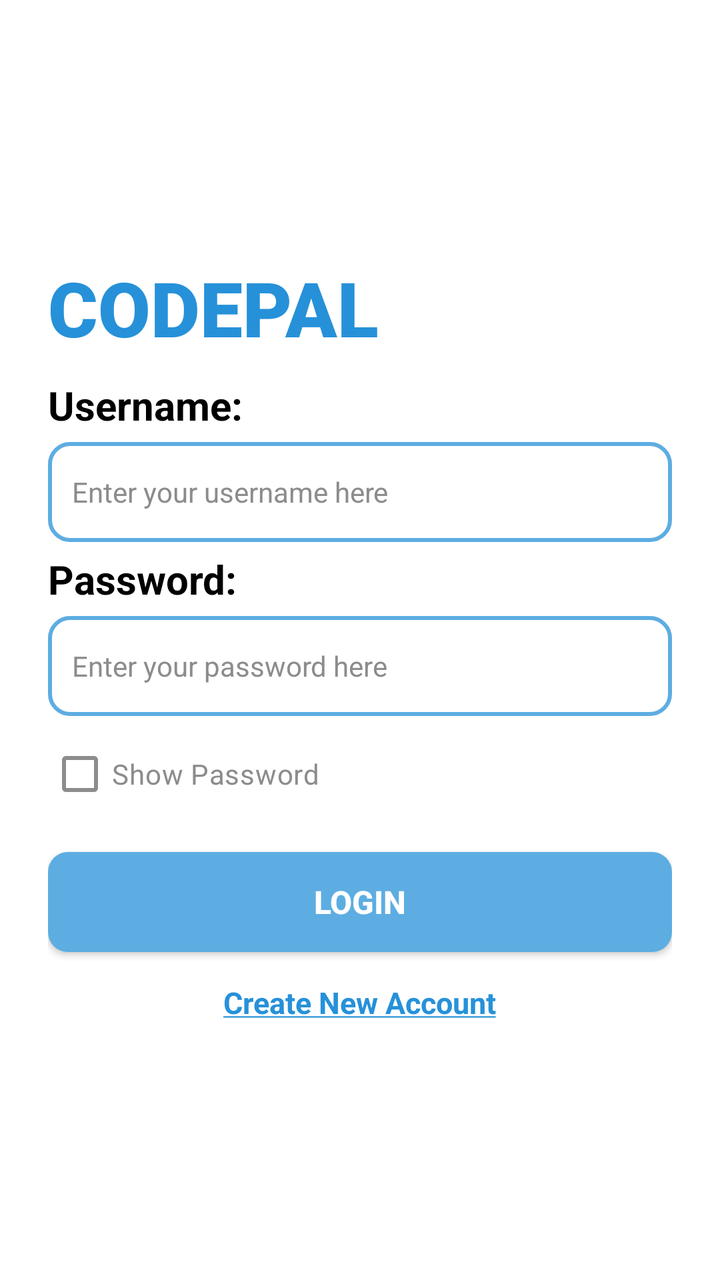
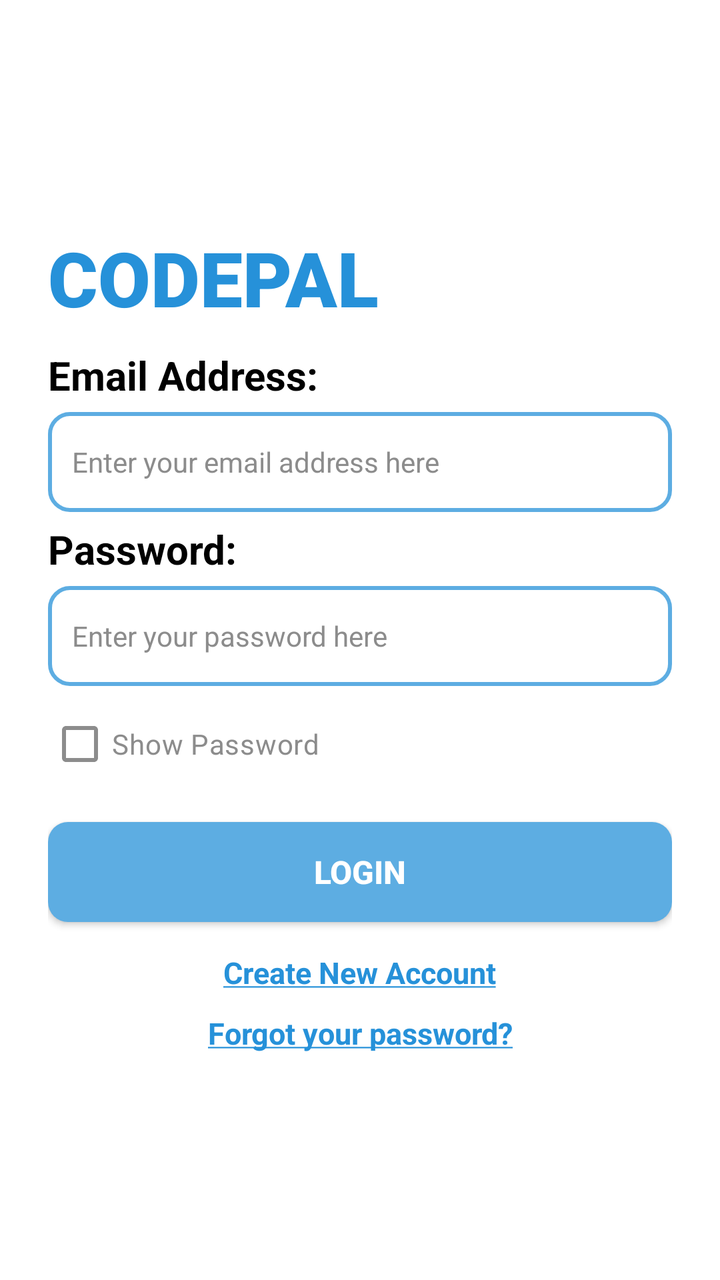

An Android layout rendered at two revisions. The XML below is the earlier revision; the diff shows what the commit changed to produce the second picture.
<!-- AndroidManifest.xml: application theme Theme.CodePalV2 -->
<!-- res/layout/activity_login.xml -->
<?xml version="1.0" encoding="utf-8"?>
<LinearLayout xmlns:android="http://schemas.android.com/apk/res/android"
    xmlns:app="http://schemas.android.com/apk/res-auto"
    xmlns:tools="http://schemas.android.com/tools"
    android:id="@+id/main"
    android:layout_width="match_parent"
    android:layout_height="match_parent"
    android:background="@color/white"
    android:orientation="vertical"
    android:gravity="center"
    tools:context=".LoginActivity">

    <LinearLayout
        android:layout_width="match_parent"
        android:layout_height="wrap_content"
        android:orientation="vertical"
        android:padding="24dp"
        >

        <TextView
            android:layout_width="wrap_content"
            android:layout_height="wrap_content"
            android:text="@string/app_name"
            android:textSize="38sp"
            android:textStyle="bold"
            android:textAllCaps="true"
            android:textColor="@color/secondaryColor"
            android:fontFamily="sans-serif-black"
            android:layout_marginBottom="10dp"
            />

        <TextView
            android:layout_width="wrap_content"
            android:layout_height="wrap_content"
            android:text="@string/username"
            android:textSize="20sp"
            android:textStyle="bold"
            android:textColor="@color/black"
            android:layout_marginBottom="5dp"
            />

        <EditText
            android:id="@+id/username"
            android:layout_width="match_parent"
            android:layout_height="50dp"
            android:hint="@string/username_hint"
            android:textSize="14sp"
            android:textColor="@color/black"
            android:textColorHint="@color/gray"
            android:background="@drawable/codepal_input"
            android:padding="12dp"
            />

        <TextView
            android:layout_width="wrap_content"
            android:layout_height="wrap_content"
            android:text="@string/password"
            android:textSize="20sp"
            android:textStyle="bold"
            android:textColor="@color/black"
            android:layout_marginTop="5dp"
            android:layout_marginBottom="5dp"
            />

        <EditText
            android:id="@+id/password"
            android:layout_width="match_parent"
            android:layout_height="50dp"
            android:inputType="textPassword"
            android:hint="@string/password_hint"
            android:textSize="14sp"
            android:textColor="@color/black"
            android:textColorHint="@color/gray"
            android:background="@drawable/codepal_input"
            android:padding="12dp"
            />

        <com.google.android.material.checkbox.MaterialCheckBox
            android:id="@+id/showPassword"
            android:layout_width="wrap_content"
            android:layout_height="wrap_content"
            android:text="@string/show_password"
            android:textSize="14sp"
            android:textColor="@color/gray"
            android:layout_marginTop="5dp"
            app:buttonTint="@drawable/codepal_checkbox"
            />

        <androidx.appcompat.widget.AppCompatButton
            android:id="@+id/btnLogin"
            android:layout_width="match_parent"
            android:layout_height="50dp"
            android:text="@string/login"
            android:textAllCaps="true"
            android:textSize="16sp"
            android:textColor="@color/white"
            android:textStyle="bold"
            android:background="@drawable/codepal_button"
            android:layout_marginTop="15dp"
            />

        <TextView
            android:id="@+id/createLink"
            android:layout_width="wrap_content"
            android:layout_height="wrap_content"
            android:text="@string/create_link"
            android:textSize="15sp"
            android:textStyle="bold"
            android:textAlignment="center"
            android:textColor="@color/secondaryColor"
            android:layout_marginTop="15dp"
            android:layout_gravity="center"
            />

    </LinearLayout>

</LinearLayout>
<!-- resources referenced by this layout -->
<resources>
  <color name="black">#FF000000</color>
  <color name="gray">#8c8c8c</color>
  <color name="secondaryColor">#2691d9</color>
  <color name="white">#FFFFFFFF</color>
  <!-- drawable codepal_button (drawable) -->
  <?xml version="1.0" encoding="utf-8"?>
  <shape xmlns:android="http://schemas.android.com/apk/res/android"
      android:shape="rectangle">
  
      <solid android:color="@color/primaryColor" />
      <corners android:radius="10dp" />
  
  </shape>
  <!-- drawable codepal_checkbox (drawable) -->
  <?xml version="1.0" encoding="utf-8"?>
  <selector xmlns:android="http://schemas.android.com/apk/res/android">
      
      <item android:color="@color/primaryColor" android:state_checked="true" />
      
      <item android:color="@color/gray" android:state_checked="false" />
  </selector>
  <!-- drawable codepal_input (drawable) -->
  <?xml version="1.0" encoding="utf-8"?>
  <shape xmlns:android="http://schemas.android.com/apk/res/android"
      android:shape="rectangle">
  
      <solid android:color="#FFFFFF" />
  
      <stroke
          android:width="2dp"
          android:color="@color/primaryColor" />
  
      <corners android:radius="10dp" />
  
      <padding
          android:left="12dp"
          android:top="12dp"
          android:right="12dp"
          android:bottom="12dp" />
  </shape>
  <string name="app_name">CodePal</string>
  <string name="create_link"><u>Create New Account</u></string>
  <string name="login">Login</string>
  <string name="password">Password:</string>
  <string name="password_hint">Enter your password here</string>
  <string name="show_password">Show Password</string>
  <string name="username">Username:</string>
  <string name="username_hint">Enter your username here</string>
  <style name="Theme.CodePalV2" parent="Base.Theme.CodePalV2" />
  <color name="primaryColor">#5DADE2</color>
  <style name="Base.Theme.CodePalV2" parent="Theme.Material3.DayNight.NoActionBar">
          
          
      </style>
</resources>

<!-- the commit's change to res/layout/activity_login.xml (unified diff, before → after) -->
@@ -1,117 +1,170 @@
 <?xml version="1.0" encoding="utf-8"?>
-<LinearLayout xmlns:android="http://schemas.android.com/apk/res/android"
+<FrameLayout xmlns:android="http://schemas.android.com/apk/res/android"
     xmlns:app="http://schemas.android.com/apk/res-auto"
     xmlns:tools="http://schemas.android.com/tools"
-    android:id="@+id/main"
+    android:id="@+id/rootLayout"
     android:layout_width="match_parent"
     android:layout_height="match_parent"
-    android:background="@color/white"
-    android:orientation="vertical"
-    android:gravity="center"
     tools:context=".LoginActivity">
 
+    
     <LinearLayout
+        android:id="@+id/main"
         android:layout_width="match_parent"
-        android:layout_height="wrap_content"
+        android:layout_height="match_parent"
+        android:background="@color/white"
         android:orientation="vertical"
-        android:padding="24dp"
-        >
+        android:gravity="center">
 
-        <TextView
-            android:layout_width="wrap_content"
+        <LinearLayout
+            android:layout_width="match_parent"
             android:layout_height="wrap_content"
-            android:text="@string/app_name"
-            android:textSize="38sp"
-            android:textStyle="bold"
-            android:textAllCaps="true"
-            android:textColor="@color/secondaryColor"
-            android:fontFamily="sans-serif-black"
-            android:layout_marginBottom="10dp"
-            />
+            android:orientation="vertical"
+            android:padding="24dp">
 
-        <TextView
-            android:layout_width="wrap_content"
+            <TextView
+                android:layout_width="wrap_content"
+                android:layout_height="wrap_content"
+                android:text="@string/app_name"
+                android:textSize="38sp"
+                android:textStyle="bold"
+                android:textAllCaps="true"
+                android:textColor="@color/secondaryColor"
+                android:fontFamily="sans-serif-black"
+                android:layout_marginBottom="10dp"/>
+
+            <TextView
+                android:layout_width="wrap_content"
+                android:layout_height="wrap_content"
+                android:text="@string/email_address"
+                android:textSize="20sp"
+                android:textStyle="bold"
+                android:textColor="@color/black"
+                android:layout_marginBottom="5dp"/>
+
+            <EditText
+                android:id="@+id/username"
+                android:layout_width="match_parent"
+                android:layout_height="50dp"
+                android:autofillHints="emailAddress"
+                android:hint="@string/enter_your_email_address_here"
+                android:inputType="textEmailAddress"
+                android:textSize="14sp"
+                android:textColor="@color/black"
+                android:textColorHint="@color/gray"
+                android:background="@drawable/codepal_input"
+                android:padding="12dp"/>
+
+            <TextView
+                android:layout_width="wrap_content"
+                android:layout_height="wrap_content"
+                android:text="@string/password"
+                android:textSize="20sp"
+                android:textStyle="bold"
+                android:textColor="@color/black"
+                android:layout_marginTop="5dp"
+                android:layout_marginBottom="5dp"/>
+
+            <EditText
+                android:id="@+id/password"
+                android:layout_width="match_parent"
+                android:layout_height="50dp"
+                android:autofillHints="password"
+                android:inputType="textPassword"
+                android:hint="@string/password_hint"
+                android:textSize="14sp"
+                android:textColor="@color/black"
+                android:textColorHint="@color/gray"
+                android:background="@drawable/codepal_input"
+                android:padding="12dp"/>
+
+            <com.google.android.material.checkbox.MaterialCheckBox
+                android:id="@+id/showPassword"
+                android:layout_width="wrap_content"
+                android:layout_height="wrap_content"
+                android:text="@string/show_password"
+                android:textSize="14sp"
+                android:textColor="@color/gray"
+                android:layout_marginTop="5dp"
+                app:buttonTint="@drawable/codepal_checkbox"/>
+
+            <androidx.appcompat.widget.AppCompatButton
+                android:id="@+id/btnLogin"
+                android:layout_width="match_parent"
+                android:layout_height="50dp"
+                android:text="@string/login"
+                android:textAllCaps="true"
+                android:textSize="16sp"
+                android:textColor="@color/white"
+                android:textStyle="bold"
+                android:background="@drawable/codepal_button"
+                android:layout_marginTop="15dp"/>
+
+            <TextView
+                android:id="@+id/createLink"
+                android:layout_width="wrap_content"
+                android:layout_height="wrap_content"
+                android:text="@string/create_link"
+                android:textSize="15sp"
+                android:textStyle="bold"
+                android:textAlignment="center"
+                android:textColor="@color/secondaryColor"
+                android:layout_marginTop="15dp"
+                android:layout_gravity="center"/>
+
+            <TextView
+                android:id="@+id/forgotLink"
+                android:layout_width="wrap_content"
+                android:layout_height="wrap_content"
+                android:text="@string/forgot_password"
+                android:textSize="15sp"
+                android:textStyle="bold"
+                android:textAlignment="center"
+                android:textColor="@color/secondaryColor"
+                android:layout_marginTop="10dp"
+                android:layout_gravity="center"/>
+
+        </LinearLayout>
+    </LinearLayout>
+
+
+    
+    <LinearLayout
+        android:id="@+id/loaderLayout"
+        android:layout_width="match_parent"
+        android:layout_height="match_parent"
+        android:background="#80000000"
+        android:gravity="center"
+        android:orientation="vertical"
+        android:visibility="gone">
+
+        <LinearLayout
+            android:layout_width="220dp"
             android:layout_height="wrap_content"
-            android:text="@string/username"
-            android:textSize="20sp"
-            android:textStyle="bold"
-            android:textColor="@color/black"
-            android:layout_marginBottom="5dp"
-            />
+            android:orientation="vertical"
+            android:gravity="center"
+            android:padding="24dp"
+            android:background="@drawable/dialog_background">
 
-        <EditText
-            android:id="@+id/username"
-            android:layout_width="match_parent"
-            android:layout_height="50dp"
-            android:hint="@string/username_hint"
-            android:textSize="14sp"
-            android:textColor="@color/black"
-            android:textColorHint="@color/gray"
-            android:background="@drawable/codepal_input"
-            android:padding="12dp"
-            />
+            <ProgressBar
+                android:layout_width="50dp"
+                android:layout_height="50dp"
+                style="?android:attr/progressBarStyleLarge"
+                android:indeterminateTint="@color/primaryColor"
+                android:indeterminateTintMode="src_in"
+                android:indeterminate="true"/>
 
-        <TextView
-            android:layout_width="wrap_content"
-            android:layout_height="wrap_content"
-            android:text="@string/password"
-            android:textSize="20sp"
-            android:textStyle="bold"
-            android:textColor="@color/black"
-            android:layout_marginTop="5dp"
-            android:layout_marginBottom="5dp"
-            />
+            <TextView
+                android:id="@+id/loaderText"
+                android:layout_width="wrap_content"
+                android:layout_height="wrap_content"
+                android:text="Signing in..."
+                android:textSize="16sp"
+                android:layout_marginTop="15dp"
+                android:textColor="@color/black"/>
 
-        <EditText
-            android:id="@+id/password"
-            android:layout_width="match_parent"
-            android:layout_height="50dp"
-            android:inputType="textPassword"
-            android:hint="@string/password_hint"
-            android:textSize="14sp"
-            android:textColor="@color/black"
-            android:textColorHint="@color/gray"
-            android:background="@drawable/codepal_input"
-            android:padding="12dp"
-            />
-
-        <com.google.android.material.checkbox.MaterialCheckBox
-            android:id="@+id/showPassword"
-            android:layout_width="wrap_content"
-            android:layout_height="wrap_content"
-            android:text="@string/show_password"
-            android:textSize="14sp"
-            android:textColor="@color/gray"
-            android:layout_marginTop="5dp"
-            app:buttonTint="@drawable/codepal_checkbox"
-            />
-
-        <androidx.appcompat.widget.AppCompatButton
-            android:id="@+id/btnLogin"
-            android:layout_width="match_parent"
-            android:layout_height="50dp"
-            android:text="@string/login"
-            android:textAllCaps="true"
-            android:textSize="16sp"
-            android:textColor="@color/white"
-            android:textStyle="bold"
-            android:background="@drawable/codepal_button"
-            android:layout_marginTop="15dp"
-            />
-
-        <TextView
-            android:id="@+id/createLink"
-            android:layout_width="wrap_content"
-            android:layout_height="wrap_content"
-            android:text="@string/create_link"
-            android:textSize="15sp"
-            android:textStyle="bold"
-            android:textAlignment="center"
-            android:textColor="@color/secondaryColor"
-            android:layout_marginTop="15dp"
-            android:layout_gravity="center"
-            />
+        </LinearLayout>
 
     </LinearLayout>
 
-</LinearLayout>
+</FrameLayout>
<!-- resource entries referenced after the edit -->
@@ -40,14 +40,20 @@
           android:right="12dp"
           android:bottom="12dp" />
   </shape>
+  <!-- drawable dialog_background (drawable) -->
+  <shape xmlns:android="http://schemas.android.com/apk/res/android">
+      <solid android:color="@android:color/white"/>
+      <corners android:radius="16dp"/>
+  </shape>
   <string name="app_name">CodePal</string>
   <string name="create_link"><u>Create New Account</u></string>
+  <string name="email_address">Email Address:</string>
+  <string name="enter_your_email_address_here">Enter your email address here</string>
+  <string name="forgot_password"><u>Forgot your password?</u></string>
   <string name="login">Login</string>
   <string name="password">Password:</string>
   <string name="password_hint">Enter your password here</string>
   <string name="show_password">Show Password</string>
-  <string name="username">Username:</string>
-  <string name="username_hint">Enter your username here</string>
   <style name="Theme.CodePalV2" parent="Base.Theme.CodePalV2" />
   <color name="primaryColor">#5DADE2</color>
   <style name="Base.Theme.CodePalV2" parent="Theme.Material3.DayNight.NoActionBar">
